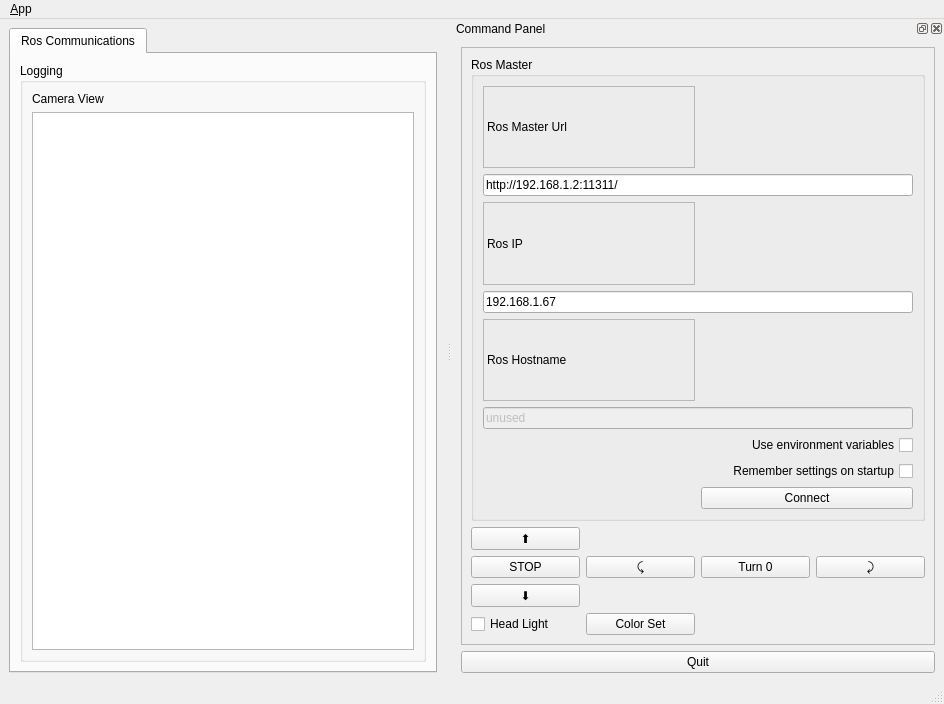
Before: the Qt Designer form ui/main_window.ui in kyuhyong/r1mini_gui_teleop, drawn with Qt 5.
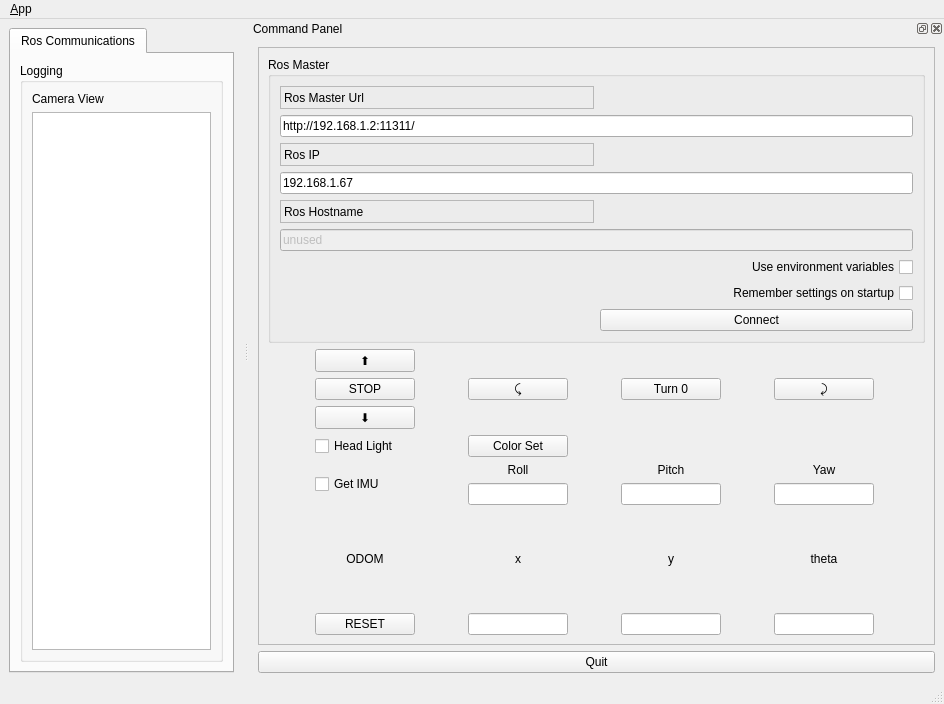
After: the same form once the commit is applied. Icons and pictures are not drawn.

Commit message: Added pose, odom data

Patch:
```diff
--- a/ui/main_window.ui
+++ b/ui/main_window.ui
@@ -104,8 +104,8 @@
    </property>
    <property name="minimumSize">
     <size>
-     <width>492</width>
-     <height>512</height>
+     <width>695</width>
+     <height>624</height>
     </size>
    </property>
    <property name="allowedAreas">
@@ -263,24 +263,23 @@
         </item>
         <item>
          <layout class="QGridLayout" name="gridLayout_2">
-          <item row="2" column="0">
-           <widget class="QPushButton" name="button_move_rev">
-            <property name="text">
-             <string>⬇</string>
-            </property>
-           </widget>
-          </item>
           <item row="1" column="3">
            <widget class="QPushButton" name="buttonTurnZero">
+            <property name="maximumSize">
+             <size>
+              <width>100</width>
+              <height>16777215</height>
+             </size>
+            </property>
             <property name="text">
              <string>Turn 0</string>
             </property>
            </widget>
           </item>
-          <item row="3" column="0">
-           <widget class="QCheckBox" name="checkBoxHeadlightOnOff">
+          <item row="2" column="0">
+           <widget class="QPushButton" name="button_move_rev">
             <property name="text">
-             <string>Head Light</string>
+             <string>⬇</string>
             </property>
            </widget>
           </item>
@@ -291,22 +290,183 @@
             </property>
            </widget>
           </item>
+          <item row="1" column="4">
+           <widget class="QPushButton" name="button_move_right">
+            <property name="maximumSize">
+             <size>
+              <width>100</width>
+              <height>16777215</height>
+             </size>
+            </property>
+            <property name="text">
+             <string>⤸</string>
+            </property>
+           </widget>
+          </item>
+          <item row="5" column="2">
+           <layout class="QVBoxLayout" name="verticalLayout_4">
+            <item>
+             <widget class="QLabel" name="label_4">
+              <property name="maximumSize">
+               <size>
+                <width>100</width>
+                <height>16777215</height>
+               </size>
+              </property>
+              <property name="text">
+               <string>Roll</string>
+              </property>
+              <property name="alignment">
+               <set>Qt::AlignCenter</set>
+              </property>
+             </widget>
+            </item>
+            <item>
+             <widget class="QLineEdit" name="textbox_pose_x">
+              <property name="enabled">
+               <bool>true</bool>
+              </property>
+              <property name="maximumSize">
+               <size>
+                <width>100</width>
+                <height>16777215</height>
+               </size>
+              </property>
+             </widget>
+            </item>
+           </layout>
+          </item>
+          <item row="5" column="3">
+           <layout class="QVBoxLayout" name="verticalLayout_5">
+            <item>
+             <widget class="QLabel" name="label_5">
+              <property name="maximumSize">
+               <size>
+                <width>100</width>
+                <height>16777215</height>
+               </size>
+              </property>
+              <property name="text">
+               <string>Pitch</string>
+              </property>
+              <property name="alignment">
+               <set>Qt::AlignCenter</set>
+              </property>
+             </widget>
+            </item>
+            <item>
+             <widget class="QLineEdit" name="textbox_pose_y">
+              <property name="enabled">
+               <bool>true</bool>
+              </property>
+              <property name="maximumSize">
+               <size>
+                <width>100</width>
+                <height>16777215</height>
+               </size>
+              </property>
+             </widget>
+            </item>
+           </layout>
+          </item>
+          <item row="5" column="4">
+           <layout class="QVBoxLayout" name="verticalLayout_7">
+            <item>
+             <widget class="QLabel" name="label_6">
+              <property name="maximumSize">
+               <size>
+                <width>100</width>
+                <height>16777215</height>
+               </size>
+              </property>
+              <property name="text">
+               <string>Yaw</string>
+              </property>
+              <property name="alignment">
+               <set>Qt::AlignCenter</set>
+              </property>
+             </widget>
+            </item>
+            <item>
+             <widget class="QLineEdit" name="textbox_pose_z">
+              <property name="enabled">
+               <bool>true</bool>
+              </property>
+              <property name="maximumSize">
+               <size>
+                <width>100</width>
+                <height>16777215</height>
+               </size>
+              </property>
+             </widget>
+            </item>
+           </layout>
+          </item>
+          <item row="6" column="3">
+           <layout class="QVBoxLayout" name="verticalLayout_9">
+            <item>
+             <widget class="QLabel" name="label_9">
+              <property name="maximumSize">
+               <size>
+                <width>100</width>
+                <height>16777215</height>
+               </size>
+              </property>
+              <property name="text">
+               <string>y</string>
+              </property>
+              <property name="alignment">
+               <set>Qt::AlignCenter</set>
+              </property>
+             </widget>
+            </item>
+            <item>
+             <widget class="QLineEdit" name="textbox_odo_y">
+              <property name="maximumSize">
+               <size>
+                <width>100</width>
+                <height>16777215</height>
+               </size>
+              </property>
+             </widget>
+            </item>
+           </layout>
+          </item>
+          <item row="5" column="0">
+           <widget class="QCheckBox" name="checkGetIMU">
+            <property name="text">
+             <string>Get IMU</string>
+            </property>
+           </widget>
+          </item>
           <item row="0" column="0">
            <widget class="QPushButton" name="button_move_fwd">
+            <property name="maximumSize">
+             <size>
+              <width>100</width>
+              <height>16777215</height>
+             </size>
+            </property>
             <property name="text">
              <string>⬆</string>
             </property>
            </widget>
           </item>
-          <item row="1" column="5">
-           <widget class="QPushButton" name="button_move_right">
+          <item row="3" column="0">
+           <widget class="QCheckBox" name="checkBoxHeadlightOnOff">
             <property name="text">
-             <string>⤸</string>
+             <string>Head Light</string>
             </property>
            </widget>
           </item>
           <item row="1" column="2">
            <widget class="QPushButton" name="button_move_left">
+            <property name="maximumSize">
+             <size>
+              <width>100</width>
+              <height>16777215</height>
+             </size>
+            </property>
             <property name="text">
              <string>⤹</string>
             </property>
@@ -314,11 +474,98 @@
           </item>
           <item row="3" column="2">
            <widget class="QPushButton" name="buttonSetColor">
+            <property name="maximumSize">
+             <size>
+              <width>100</width>
+              <height>16777215</height>
+             </size>
+            </property>
             <property name="text">
              <string>Color Set</string>
             </property>
            </widget>
           </item>
+          <item row="6" column="2">
+           <layout class="QVBoxLayout" name="verticalLayout_8">
+            <item>
+             <widget class="QLabel" name="label_8">
+              <property name="maximumSize">
+               <size>
+                <width>100</width>
+                <height>16777215</height>
+               </size>
+              </property>
+              <property name="text">
+               <string>x</string>
+              </property>
+              <property name="alignment">
+               <set>Qt::AlignCenter</set>
+              </property>
+             </widget>
+            </item>
+            <item>
+             <widget class="QLineEdit" name="textbox_odo_x">
+              <property name="maximumSize">
+               <size>
+                <width>100</width>
+                <height>16777215</height>
+               </size>
+              </property>
+             </widget>
+            </item>
+           </layout>
+          </item>
+          <item row="6" column="4">
+           <layout class="QVBoxLayout" name="verticalLayout_10">
+            <item>
+             <widget class="QLabel" name="label_10">
+              <property name="maximumSize">
+               <size>
+                <width>100</width>
+                <height>16777215</height>
+               </size>
+              </property>
+              <property name="text">
+               <string>theta</string>
+              </property>
+              <property name="alignment">
+               <set>Qt::AlignCenter</set>
+              </property>
+             </widget>
+            </item>
+            <item>
+             <widget class="QLineEdit" name="textbox_odo_theta">
+              <property name="maximumSize">
+               <size>
+                <width>100</width>
+                <height>16777215</height>
+               </size>
+              </property>
+             </widget>
+            </item>
+           </layout>
+          </item>
+          <item row="6" column="0">
+           <layout class="QVBoxLayout" name="verticalLayout_11">
+            <item>
+             <widget class="QLabel" name="label_7">
+              <property name="text">
+               <string>ODOM</string>
+              </property>
+              <property name="alignment">
+               <set>Qt::AlignCenter</set>
+              </property>
+             </widget>
+            </item>
+            <item>
+             <widget class="QPushButton" name="pushButton">
+              <property name="text">
+               <string>RESET</string>
+              </property>
+             </widget>
+            </item>
+           </layout>
+          </item>
          </layout>
         </item>
        </layout>
```
The commit also changes 4 other files.
